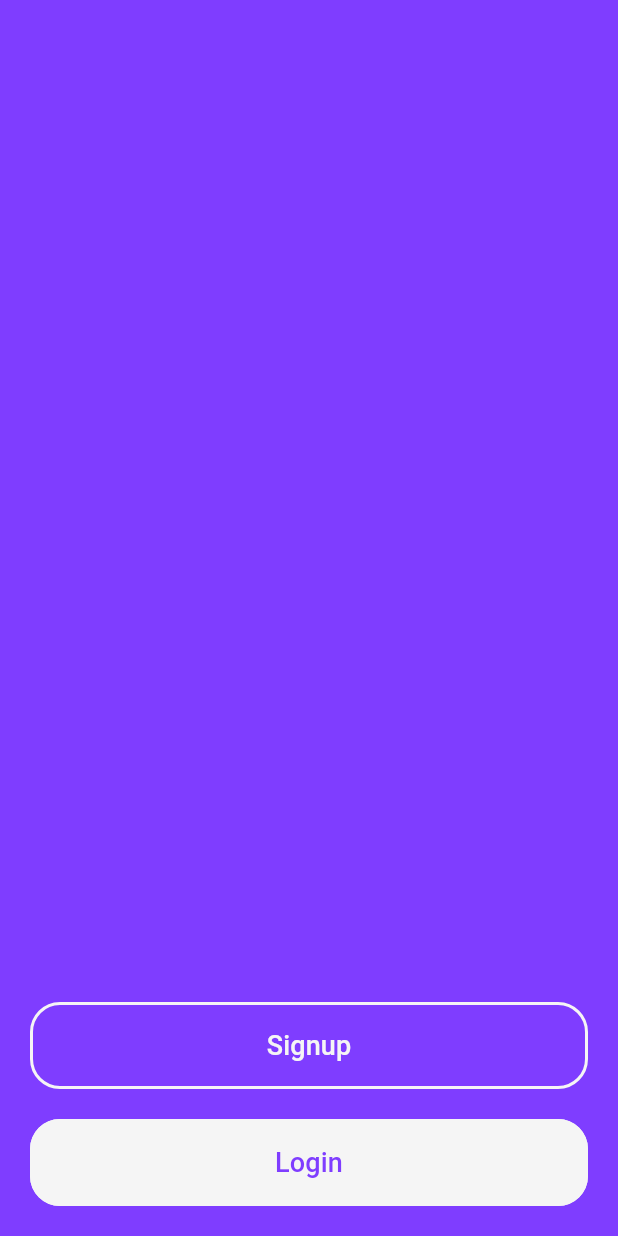
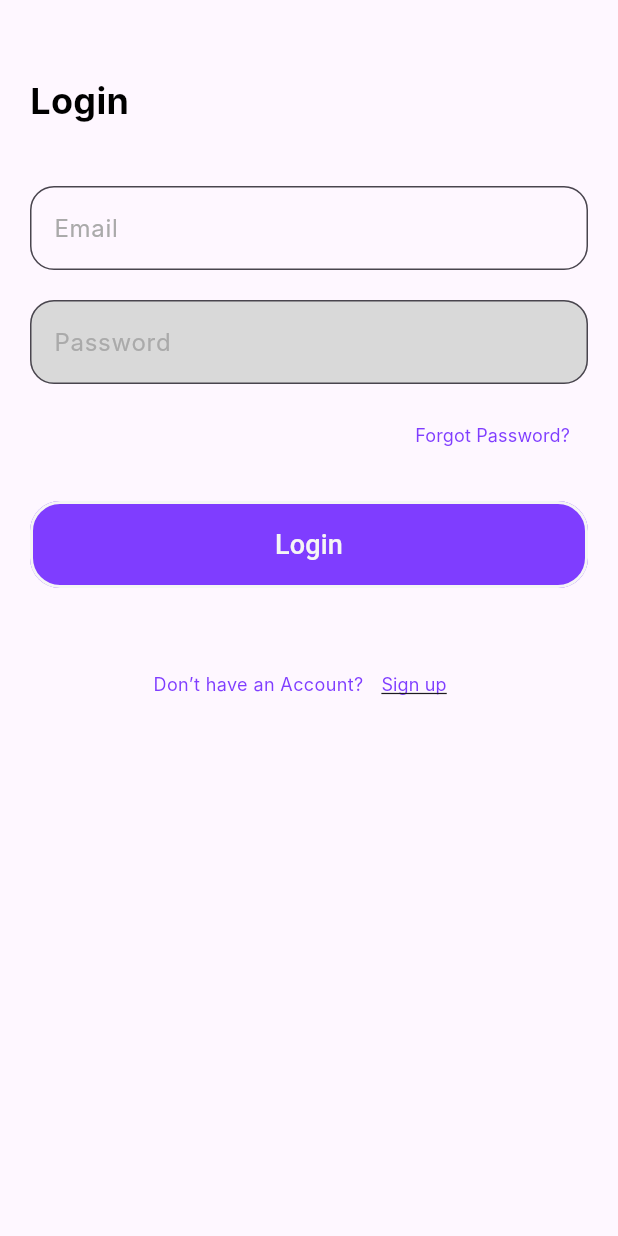
Before and after one commit to harshpreet1123/circl_app, a Flutter app: the screen it shows after launch, after a tap on "Login", on a phone screen of 412 x 824 dp. Run offline on Flutter 3.47's test engine with Material 3 defaults, Android fonts, the phone set to English and light mode, and no system bars; our stand-ins replace lottie; Roboto replaces fonts that are missing (Inter).

Commit message:
login/onboarding screen wip

```diff
--- a/lib/main.dart
+++ b/lib/main.dart
@@ -1,3 +1,4 @@
+import 'package:circl_app/screens/login_screen.dart';
 import 'package:circl_app/screens/onboarding_screen.dart';
 import 'package:circl_app/screens/splash_screen.dart';
 import 'package:flutter/material.dart';
@@ -22,6 +23,7 @@ class MyApp extends StatelessWidget {
       routes: {
         '/': (context) => const SplashScreen(),
         '/onboarding': (context) => const OnboardingScreen(),
+        '/login': (context) => const LoginScreen()
       },
       initialRoute: '/',
     );
--- /dev/null
+++ b/lib/screens/login_screen.dart
@@ -0,0 +1,125 @@
+import 'package:circl_app/styles/colors.dart';
+import 'package:circl_app/widgets/button.dart';
+import 'package:flutter/material.dart';
+
+class LoginScreen extends StatelessWidget {
+  const LoginScreen({super.key});
+
+  @override
+  Widget build(BuildContext context) {
+    return Scaffold(
+      body: SafeArea(
+        child: Padding(
+          padding: const EdgeInsets.symmetric(horizontal: 20),
+          child: Column(
+            crossAxisAlignment: CrossAxisAlignment.start,
+            children: [
+              const SizedBox(height: 50),
+              const Text(
+                'Login',
+                style: TextStyle(
+                  color: Colors.black,
+                  fontSize: 24,
+                  fontFamily: 'Inter',
+                  fontWeight: FontWeight.w700,
+                ),
+              ),
+              const SizedBox(height: 40),
+              TextField(
+                decoration: InputDecoration(
+                  labelText: 'Email',
+                  labelStyle: TextStyle(
+                    color: Kcolors.placeholder,
+                    fontSize: 16,
+                    fontFamily: 'Inter',
+                    fontWeight: FontWeight.w400,
+                  ),
+                  filled: true,
+                  fillColor: Colors.transparent,
+                  border: OutlineInputBorder(
+                    borderRadius: BorderRadius.circular(16),
+                    borderSide: BorderSide(width: 1, color: Kcolors.inputFill),
+                  ),
+                ),
+              ),
+              const SizedBox(height: 20),
+              TextField(
+                obscureText: true,
+                decoration: InputDecoration(
+                  labelText: 'Password',
+                  labelStyle: const TextStyle(
+                    color: Color(0xFFAAAAAA),
+                    fontSize: 16,
+                    fontFamily: 'Inter',
+                    fontWeight: FontWeight.w400,
+                  ),
+                  filled: true,
+                  fillColor: const Color(0xFFD9D9D9),
+                  border: OutlineInputBorder(
+                    borderRadius: BorderRadius.circular(16),
+                    borderSide:
+                        const BorderSide(width: 1, color: Color(0xFF999999)),
+                  ),
+                ),
+              ),
+              const SizedBox(height: 10),
+              Align(
+                alignment: Alignment.centerRight,
+                child: TextButton(
+                  onPressed: () {
+                    // Handle forgot password
+                  },
+                  child: const Text(
+                    'Forgot Password?',
+                    style: TextStyle(
+                      color: Color(0xFF7F3DFF),
+                      fontSize: 12,
+                      fontFamily: 'Inter',
+                      fontWeight: FontWeight.w400,
+                    ),
+                  ),
+                ),
+              ),
+              const SizedBox(height: 20),
+              const Button(
+                label: 'Login',
+                isFilled: true,
+                isPrimary: true,
+              ),
+              const SizedBox(height: 20),
+              Row(
+                mainAxisAlignment: MainAxisAlignment.center,
+                children: [
+                  const Text(
+                    'Don’t have an Account?',
+                    style: TextStyle(
+                      color: Color(0xFF7F3DFF),
+                      fontSize: 12,
+                      fontFamily: 'Inter',
+                      fontWeight: FontWeight.w400,
+                    ),
+                  ),
+                  TextButton(
+                    onPressed: () {
+                      // Handle sign up
+                    },
+                    child: const Text(
+                      'Sign up',
+                      style: TextStyle(
+                        color: Color(0xFF7F3DFF),
+                        fontSize: 12,
+                        fontFamily: 'Inter',
+                        fontWeight: FontWeight.w400,
+                        decoration: TextDecoration.underline,
+                      ),
+                    ),
+                  ),
+                ],
+              ),
+            ],
+          ),
+        ),
+      ),
+    );
+  }
+}
--- a/lib/screens/onboarding_screen.dart
+++ b/lib/screens/onboarding_screen.dart
@@ -14,12 +14,14 @@ class _OnboardingScreenState extends State<OnboardingScreen> {
   Widget build(BuildContext context) {
     return Scaffold(
       backgroundColor: Kcolors.primaryColor,
-      body: const SafeArea(
+      body: SafeArea(
+          child: Padding(
+        padding: const EdgeInsets.all(20.0),
         child: Column(
           mainAxisAlignment: MainAxisAlignment.center,
           crossAxisAlignment: CrossAxisAlignment.center,
           children: [
-          Spacer(),
+            const Spacer(),
             Button(
               label: "Signup",
               isFilled: false,
@@ -27,8 +29,12 @@ class _OnboardingScreenState extends State<OnboardingScreen> {
             Button(
               label: "Login",
               isFilled: true,
+              onPressed: () {
+                Navigator.pushNamed(context, '/login');
+              },
             )
           ],
+        ),
       )),
     );
   }
--- a/lib/styles/colors.dart
+++ b/lib/styles/colors.dart
@@ -3,4 +3,6 @@ import 'package:flutter/material.dart';
 class Kcolors {
   static Color primaryColor = const Color(0xff7F3DFF);
   static Color whiteColor = const Color(0xffF5F5F5);
+  static Color inputFill = Color.fromARGB(255, 238, 237, 237);
+  static Color placeholder = Color(0xffAAAAAA);
 }
--- a/lib/widgets/button.dart
+++ b/lib/widgets/button.dart
@@ -5,19 +5,28 @@ import 'package:flutter/material.dart';
 class Button extends StatelessWidget {
   final String label;
   final bool isFilled;
-  const Button({super.key, required this.label, required this.isFilled});
+  final bool isPrimary;
+  final void Function()? onPressed;
+
+  const Button({
+    super.key,
+    required this.label,
+    required this.isFilled,
+    this.isPrimary = false,
+    this.onPressed,
+  });
 
   @override
   Widget build(BuildContext context) {
     return Container(
       width: Ksize.fullWidth(context),
-      margin: const EdgeInsets.fromLTRB(20, 0, 20, 20),
+      margin: const EdgeInsets.only(bottom: 20),
       child: TextButton(
-        onPressed: () {
-          // Handle button press
-        },
+        onPressed: onPressed ?? () {},
         style: TextButton.styleFrom(
-          backgroundColor: isFilled ? Kcolors.whiteColor : Colors.transparent,
+          backgroundColor: isFilled
+              ? (isPrimary ? Kcolors.primaryColor : Kcolors.whiteColor)
+              : Colors.transparent,
           padding: const EdgeInsets.all(16),
           side: BorderSide(width: 2, color: Kcolors.whiteColor),
           shape: RoundedRectangleBorder(
@@ -28,7 +37,9 @@ class Button extends StatelessWidget {
           label,
           textAlign: TextAlign.center,
           style: TextStyle(
-            color: isFilled ? Kcolors.primaryColor : Kcolors.whiteColor,
+            color: isFilled
+                ? (isPrimary ? Kcolors.whiteColor : Kcolors.primaryColor)
+                : Kcolors.whiteColor,
             fontWeight: FontWeight.w500,
             fontSize: 18,
           ),
```
Lines whose indentation alone changed are shown as unchanged.
